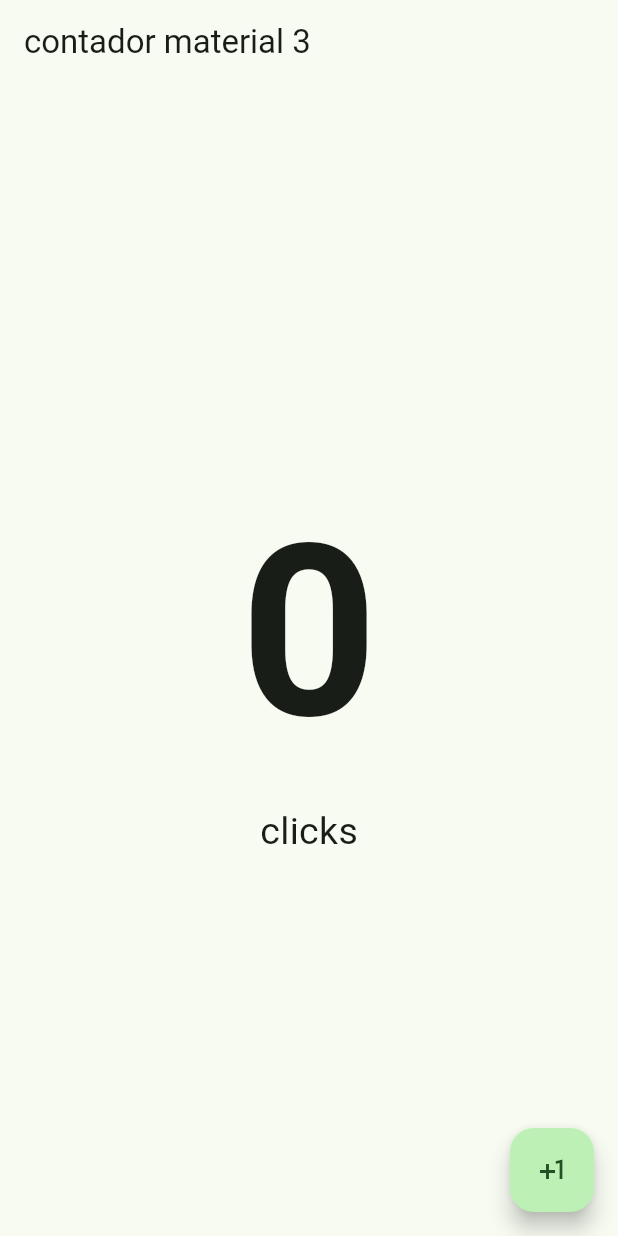
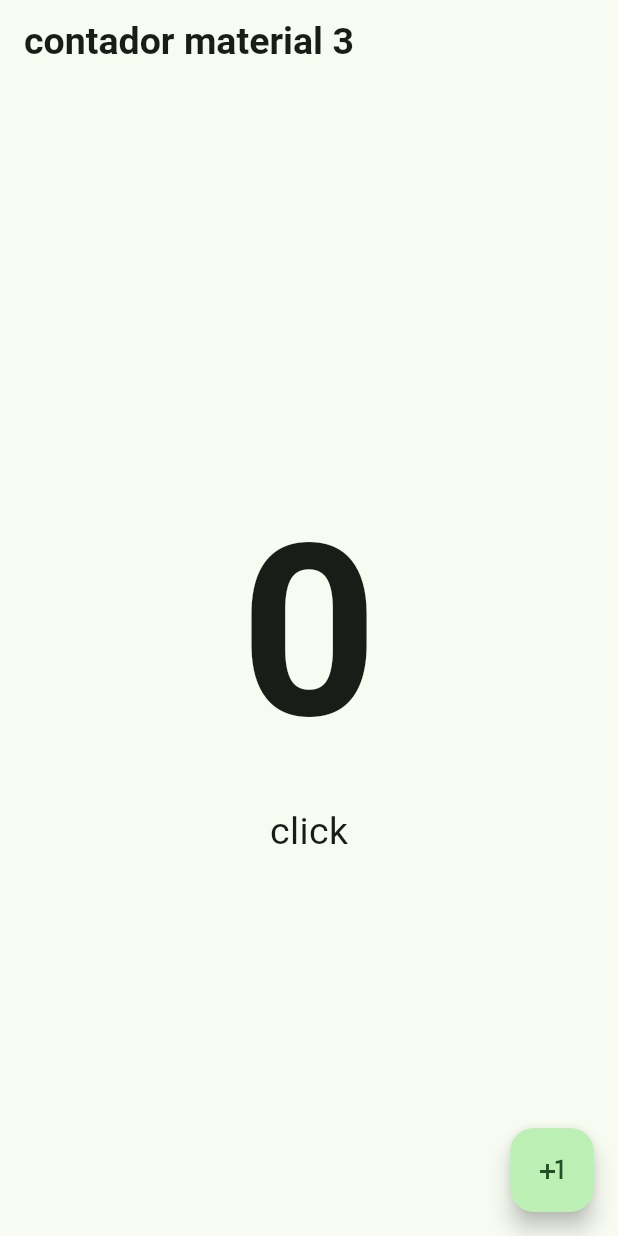
Before and after one commit to josebuen099/flutter--intro, a Flutter app: the screen it shows after launch, on a phone screen of 412 x 824 dp. Run offline on Flutter 3.47's test engine with Material 3 defaults, Android fonts, the phone set to English and light mode, and no system bars.

Commit message:
se cambia variables de texto con un ciclo

```diff
--- a/prueba/aplicacion_2/lib/presentacion/screens/counter_screen.dart
+++ b/prueba/aplicacion_2/lib/presentacion/screens/counter_screen.dart
@@ -13,7 +13,7 @@ class _CounterScreenState extends State<CounterScreen> {
   Widget build(BuildContext context) {
     return Scaffold(
       appBar: AppBar(
-        title: const Text('contador material 3'),
+        title: const Text('contador material 3',style: TextStyle(fontSize:25,fontWeight: FontWeight.bold),textAlign: TextAlign.center),
       ),
       body:  Center(
 
@@ -22,8 +22,13 @@ class _CounterScreenState extends State<CounterScreen> {
           children: [
             Text('$clickCounter',
                 style: const TextStyle(fontSize: 160, fontWeight: FontWeight.bold)),
-
-            const Text('clicks', style: TextStyle(fontSize: 25))
+            if(clickCounter>1)
+           const Text('clicks', style: TextStyle(fontSize: 25)),
+           if(clickCounter<=1)
+           const Text('click', style: TextStyle(fontSize: 25))
+           //if(clickCounter<1)
+            //otra forma
+             //Text('click${clickCounter<=1?'':'s'}', style: const TextStyle(fontSize: 25))
           ],
         ),
       ),
```
